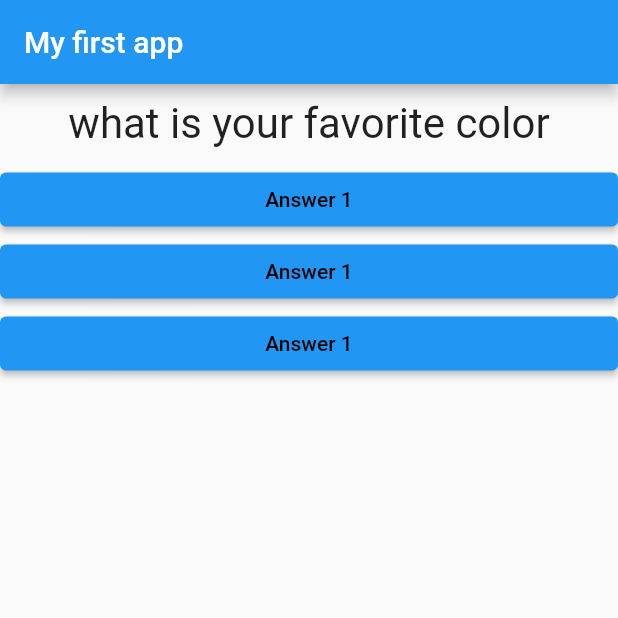
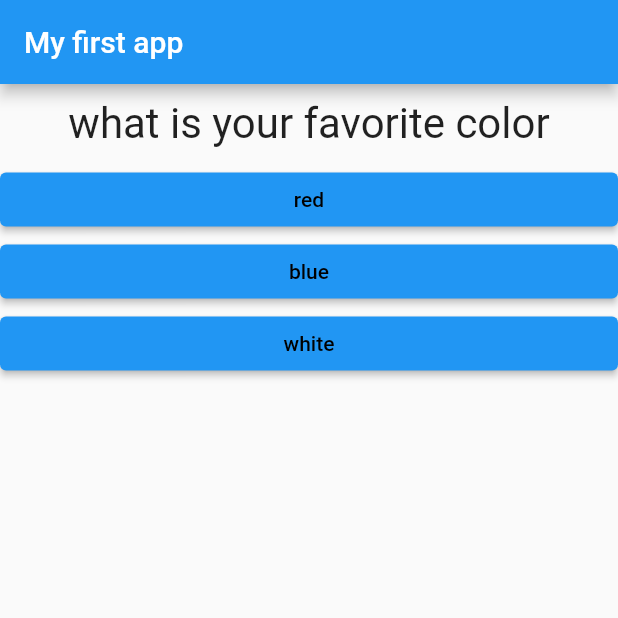
Before and after one commit to pveg/Flutter_Testing_App, a Flutter app: the screen it shows after launch, on a phone screen of 412 x 824 dp, the top half of it. Run offline on Flutter 3.47's test engine with Material 2 defaults, Android fonts, the phone set to English and light mode, and no system bars.

Commit message:
iterable questions and answers

```diff
--- a/lib/answers.dart
+++ b/lib/answers.dart
@@ -2,8 +2,9 @@ import 'package:flutter/material.dart';
 
 class Answers extends StatelessWidget {
   final Function selectHandler;
+  final String answerText;
 
-  Answers(this.selectHandler);
+  Answers(this.selectHandler, this.answerText);
 
   @override
   Widget build(BuildContext context) {
@@ -14,7 +15,7 @@ class Answers extends StatelessWidget {
               backgroundColor: MaterialStateProperty.all(Colors.blue),
               foregroundColor: MaterialStateProperty.all(Colors.black)),
           onPressed: selectHandler,
-          child: Text('Answer 1')),
+          child: Text(answerText)),
     );
   }
 }
--- a/lib/main.dart
+++ b/lib/main.dart
@@ -28,18 +28,28 @@ class _MyTestingAppState extends State<MyTestingApp> {
   @override //makes clear that we overrides the build method
   Widget build(BuildContext context) {
     var questions = [
-      'what is your favorite color',
-      'what is your favorite animal'
+      {
+        'questionText': 'what is your favorite color',
+        'answers': ['red', 'blue', 'white']
+      },
+      {
+        'questionText': 'what is your favorite animal',
+        'answers': ['rabbit', 'snake', 'dog']
+      },
+      {
+        'questionText': 'who is your favorite instructor',
+        'answers': ['max', 'max', 'max']
+      },
     ];
     //Needs Type and Context
     return MaterialApp(
       home: Scaffold(
         appBar: AppBar(title: Text('My first app')), //appbar
         body: Column(children: <Widget>[
-          Question(questions[_questionIndex]),
-          Answers(_answerQuestion),
-          Answers(_answerQuestion),
-          Answers(_answerQuestion),
+          Question(questions[_questionIndex]['questionText']),
+          ...(questions[_questionIndex]['answers'] as List<String>)
+              .map((question) => Answers(_answerQuestion, question))
+              .toList()
         ]),
       ),
     ); //receive the named arguments
```
